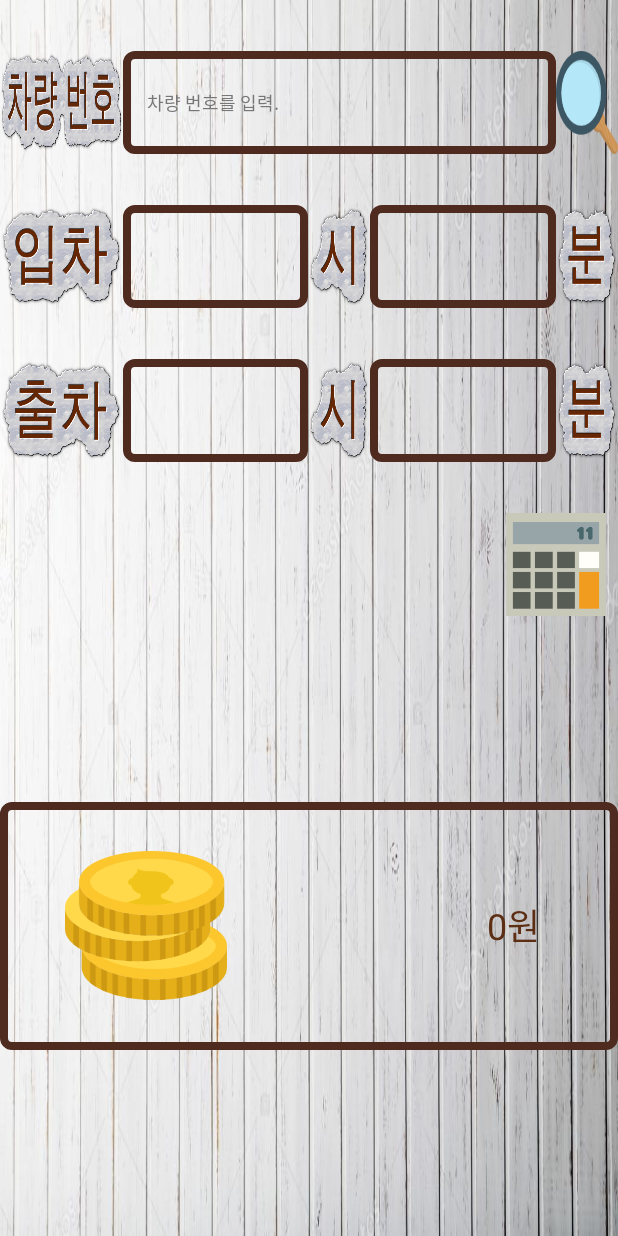
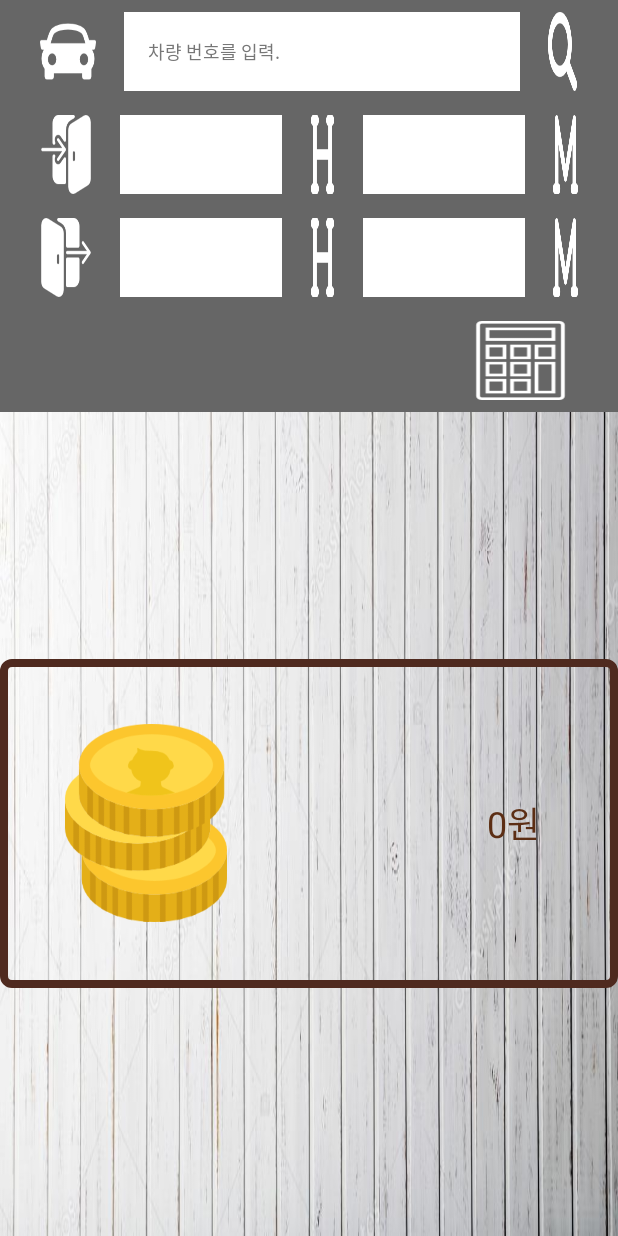
Before and after one commit to lky575/gitlky575, an Android app: the CalculateFare screen opened directly, with no data from a screen before it, on a phone screen of 412 x 824 dp. Run offline under Robolectric (Android 15) with nearby library versions, the phone set to English and light mode, and no system bars.

Commit message:
Layout_modified

```diff
--- a/app/src/main/java/com/example/lky575/parkingmanager/CalculateFare.java
+++ b/app/src/main/java/com/example/lky575/parkingmanager/CalculateFare.java
@@ -7,6 +7,7 @@ import android.support.v7.app.AppCompatActivity;
 import android.util.DisplayMetrics;
 import android.view.View;
 import android.widget.EditText;
+import android.widget.LinearLayout;
 import android.widget.TextView;
 import android.widget.Toast;
 
@@ -30,7 +31,7 @@ public class CalculateFare extends AppCompatActivity {
         edtEndMinute = (EditText) findViewById(R.id.Edt_endMinute);
         fareText = (TextView) findViewById(R.id.Fare);
 
-        setTextAttrs();
+        setLayoutAttrs();
         SharedPreferences pref = getSharedPreferences("sign", Activity.MODE_PRIVATE);
         String carNumber = pref.getString("CarNumber","");
 
@@ -116,10 +117,25 @@ public class CalculateFare extends AppCompatActivity {
         edtEndMinute.setText(String.valueOf(now.get(Calendar.MINUTE)));
     }
 
-    public void setTextAttrs(){
+    public void setLayoutAttrs(){
+        LinearLayout searchLayout = (LinearLayout) findViewById(R.id.searchLayout);
+        LinearLayout enterLayout = (LinearLayout) findViewById(R.id.enterLayout);
+        LinearLayout exitLayout = (LinearLayout) findViewById(R.id.exitLayout);
+        LinearLayout buttonLayout = (LinearLayout) findViewById(R.id.buttonLayout);
+
+        LinearLayout.MarginLayoutParams searchLayoutParams = (LinearLayout.MarginLayoutParams) searchLayout.getLayoutParams();
+        LinearLayout.MarginLayoutParams enterLayoutParams = (LinearLayout.MarginLayoutParams) enterLayout.getLayoutParams();
+        LinearLayout.MarginLayoutParams exitLayoutParams = (LinearLayout.MarginLayoutParams) exitLayout.getLayoutParams();
+        LinearLayout.MarginLayoutParams buttonLayoutParams = (LinearLayout.MarginLayoutParams) buttonLayout.getLayoutParams();
+
         DisplayMetrics metrics = getResources().getDisplayMetrics();
         int widthPixels = metrics.widthPixels;
         int margin = widthPixels / 50;
+
+        searchLayoutParams.setMargins(margin, margin, margin, margin);
+        enterLayoutParams.setMargins(margin, margin, margin, margin);
+        exitLayoutParams.setMargins(margin, margin, margin, margin);
+        buttonLayoutParams.setMargins(margin, margin, margin, margin);
 
         edtCarNumber.setPadding(margin * 2, 0, 0, 0);
         edtStartHour.setPadding(0, 0, margin, 0);
--- a/app/src/main/res/layout/activity_aero_view.xml
+++ b/app/src/main/res/layout/activity_aero_view.xml
@@ -34,7 +34,7 @@
         android:layout_height="0dp" />
 
     <LinearLayout
-        android:id="@+id/buttonlayout"
+        android:id="@+id/buttonLayout"
         android:layout_width="match_parent"
         android:layout_height="0dp"
         android:layout_weight="1"
--- a/app/src/main/res/layout/activity_calculate_fare.xml
+++ b/app/src/main/res/layout/activity_calculate_fare.xml
@@ -7,10 +7,12 @@
     android:background="@drawable/mainbackground"
     tools:context="com.example.lky575.parkingmanager.CalculateFare">
 
-    <View
-        android:layout_weight="0.5"
+    <LinearLayout
+        android:layout_weight="3"
+        android:orientation="vertical"
         android:layout_width="match_parent"
-        android:layout_height="0dp" />
+        android:layout_height="0dp"
+        android:background="#666666">
 
         <LinearLayout
             android:id="@+id/searchLayout"
@@ -19,16 +21,26 @@
             android:layout_width="match_parent"
             android:layout_height="0dp">
 
+            <View
+                android:layout_weight="0.5"
+                android:layout_width="0dp"
+                android:layout_height="match_parent" />
+
             <ImageView
                 android:id="@+id/Txt_carNumber"
-            android:layout_weight="2"
+                android:layout_weight="1"
                 android:layout_width="0dp"
                 android:layout_height="match_parent"
-            android:background="@drawable/carnumber">
+                android:background="@drawable/car">
             </ImageView>
 
+            <View
+                android:layout_weight="0.5"
+                android:layout_width="0dp"
+                android:layout_height="match_parent" />
+
             <EditText
-            android:background="@drawable/emptystroke"
+                android:background="#ffffff"
                 android:id="@+id/Edt_carNumber"
                 android:layout_width="0dp"
                 android:layout_height="match_parent"
@@ -39,19 +51,25 @@
                 android:textColor="#ff000000"
                 android:textColorHint="#ff777777" />
 
+            <View
+                android:layout_weight="0.5"
+                android:layout_width="0dp"
+                android:layout_height="match_parent" />
+
             <ImageView
                 android:id="@+id/searchButton"
                 android:layout_width="0dp"
                 android:layout_height="match_parent"
-            android:layout_weight="1"
-            android:background="@drawable/searchbutton"
+                android:layout_weight="0.5"
+                android:background="@drawable/search"
                 android:onClick="onsearchButtonClicked"/>
-    </LinearLayout>
 
             <View
                 android:layout_weight="0.5"
-        android:layout_width="match_parent"
-        android:layout_height="0dp" />
+                android:layout_width="0dp"
+                android:layout_height="match_parent" />
+
+        </LinearLayout>
 
         <LinearLayout
             android:id="@+id/enterLayout"
@@ -60,54 +78,80 @@
             android:layout_weight="1"
             android:orientation="horizontal">
 
+            <View
+                android:layout_weight="0.5"
+                android:layout_width="0dp"
+                android:layout_height="match_parent" />
+
             <ImageView
                 android:id="@+id/Txt_Enter"
                 android:layout_width="0dp"
                 android:layout_height="match_parent"
-            android:layout_weight="2"
+                android:layout_weight="1"
                 android:background="@drawable/enter" />
+
+            <View
+                android:layout_weight="0.5"
+                android:layout_width="0dp"
+                android:layout_height="match_parent" />
 
             <EditText
                 android:id="@+id/Edt_startHour"
                 android:layout_width="0dp"
                 android:layout_height="match_parent"
                 android:layout_weight="3"
-            android:background="@drawable/emptystroke"
+                android:background="#ffffff"
                 android:ems="2"
                 android:inputType="number"
                 android:textColor="#ff000000"
-            android:textAlignment="textEnd"/>
+                android:gravity="right"/>
+
+            <View
+                android:layout_weight="0.5"
+                android:layout_width="0dp"
+                android:layout_height="match_parent" />
 
             <ImageView
                 android:id="@+id/Txt_startHour"
                 android:layout_width="0dp"
                 android:layout_height="match_parent"
-            android:layout_weight="1"
+                android:layout_weight="0.5"
                 android:background="@drawable/hour" />
+
+            <View
+                android:layout_weight="0.5"
+                android:layout_width="0dp"
+                android:layout_height="match_parent" />
 
             <EditText
                 android:id="@+id/Edt_startMinute"
                 android:layout_width="0dp"
                 android:layout_height="match_parent"
                 android:layout_weight="3"
-            android:background="@drawable/emptystroke"
+                android:background="#ffffff"
                 android:ems="2"
                 android:inputType="number"
                 android:textColor="#ff000000"
-            android:textAlignment="textEnd"/>
+                android:gravity="right"/>
+
+            <View
+                android:layout_weight="0.5"
+                android:layout_width="0dp"
+                android:layout_height="match_parent" />
 
             <ImageView
                 android:id="@+id/Txt_startMinute"
                 android:layout_width="0dp"
                 android:layout_height="match_parent"
-            android:layout_weight="1"
+                android:layout_weight="0.5"
                 android:background="@drawable/minute" />
-    </LinearLayout>
 
             <View
                 android:layout_weight="0.5"
-        android:layout_width="match_parent"
-        android:layout_height="0dp" />
+                android:layout_width="0dp"
+                android:layout_height="match_parent" />
+
+        </LinearLayout>
 
         <LinearLayout
             android:id="@+id/exitLayout"
@@ -116,54 +160,80 @@
             android:layout_weight="1"
             android:orientation="horizontal">
 
+            <View
+                android:layout_weight="0.5"
+                android:layout_width="0dp"
+                android:layout_height="match_parent" />
+
             <ImageView
                 android:id="@+id/Txt_Exit"
                 android:layout_width="0dp"
                 android:layout_height="match_parent"
-            android:layout_weight="2"
+                android:layout_weight="1"
                 android:background="@drawable/exit" />
+
+            <View
+                android:layout_weight="0.5"
+                android:layout_width="0dp"
+                android:layout_height="match_parent" />
 
             <EditText
                 android:id="@+id/Edt_endHour"
                 android:layout_width="0dp"
                 android:layout_height="match_parent"
                 android:layout_weight="3"
-            android:background="@drawable/emptystroke"
+                android:background="#ffffff"
                 android:ems="2"
                 android:inputType="number"
                 android:textColor="#ff000000"
-            android:textAlignment="textEnd"/>
+                android:gravity="right"/>
+
+            <View
+                android:layout_weight="0.5"
+                android:layout_width="0dp"
+                android:layout_height="match_parent" />
 
             <ImageView
                 android:id="@+id/Txt_endHour"
                 android:layout_width="0dp"
                 android:layout_height="match_parent"
-            android:layout_weight="1"
+                android:layout_weight="0.5"
                 android:background="@drawable/hour" />
+
+            <View
+                android:layout_weight="0.5"
+                android:layout_width="0dp"
+                android:layout_height="match_parent" />
 
             <EditText
                 android:id="@+id/Edt_endMinute"
                 android:layout_width="0dp"
                 android:layout_height="match_parent"
                 android:layout_weight="3"
-            android:background="@drawable/emptystroke"
+                android:background="#ffffff"
                 android:ems="2"
                 android:inputType="number"
                 android:textColor="#ff000000"
-            android:textAlignment="textEnd"/>
+                android:gravity="right"/>
+
+            <View
+                android:layout_weight="0.5"
+                android:layout_width="0dp"
+                android:layout_height="match_parent" />
 
             <ImageView
                 android:id="@+id/Txt_EndMinute"
                 android:layout_width="0dp"
                 android:layout_height="match_parent"
-            android:layout_weight="1"
+                android:layout_weight="0.5"
                 android:background="@drawable/minute" />
-    </LinearLayout>
 
             <View
                 android:layout_weight="0.5"
-        android:layout_width="match_parent"
-        android:layout_height="0dp" />
+                android:layout_width="0dp"
+                android:layout_height="match_parent" />
+
+        </LinearLayout>
 
         <LinearLayout
             android:id="@+id/buttonLayout"
@@ -183,6 +253,13 @@
                 android:layout_height="match_parent"
                 android:onClick="oncalculateButtonClicked"
                 android:background="@drawable/calculator"/>
+
+            <View
+                android:layout_weight="0.5"
+                android:layout_width="0dp"
+                android:layout_height="match_parent"/>
+        </LinearLayout>
+
     </LinearLayout>
 
     <LinearLayout
```
Also changed, not shown: app/src/main/res/layout/activity_config.xml (+25 -34 lines), app/src/main/res/layout/activity_main.xml (+20 -49 lines), app/src/main/res/drawable/calculator.png, app/src/main/res/drawable/enter.png, app/src/main/res/drawable/exit.png, app/src/main/res/drawable/hour.png, app/src/main/res/drawable/minute.png. Lines whose indentation alone changed are shown as unchanged.
